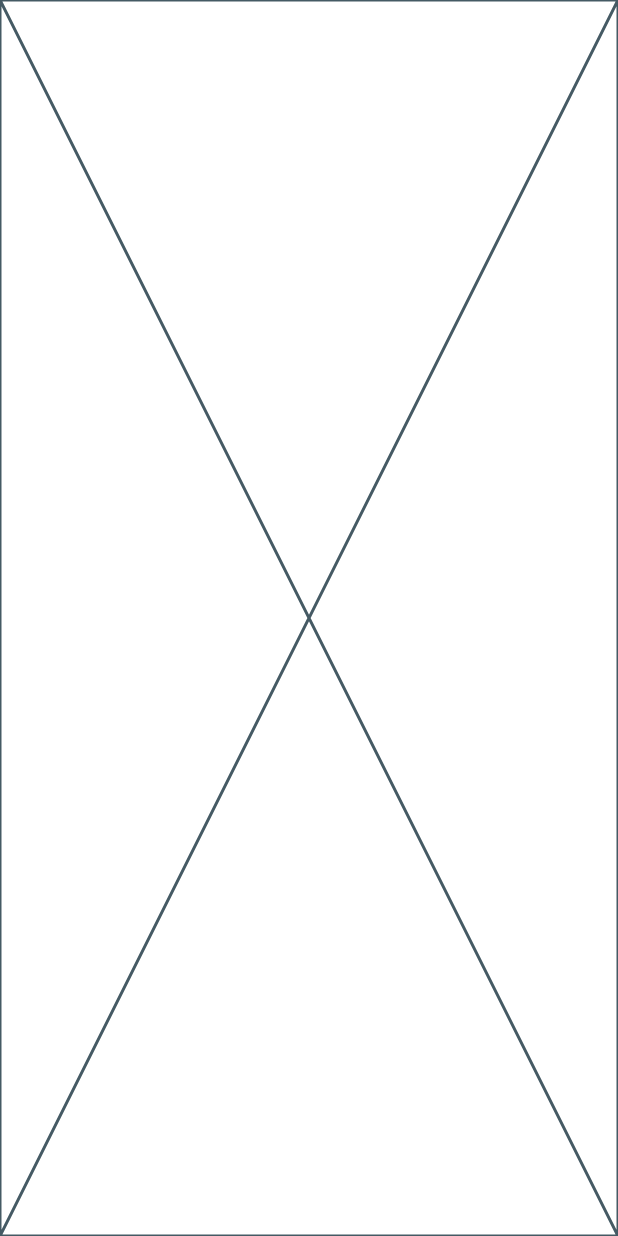
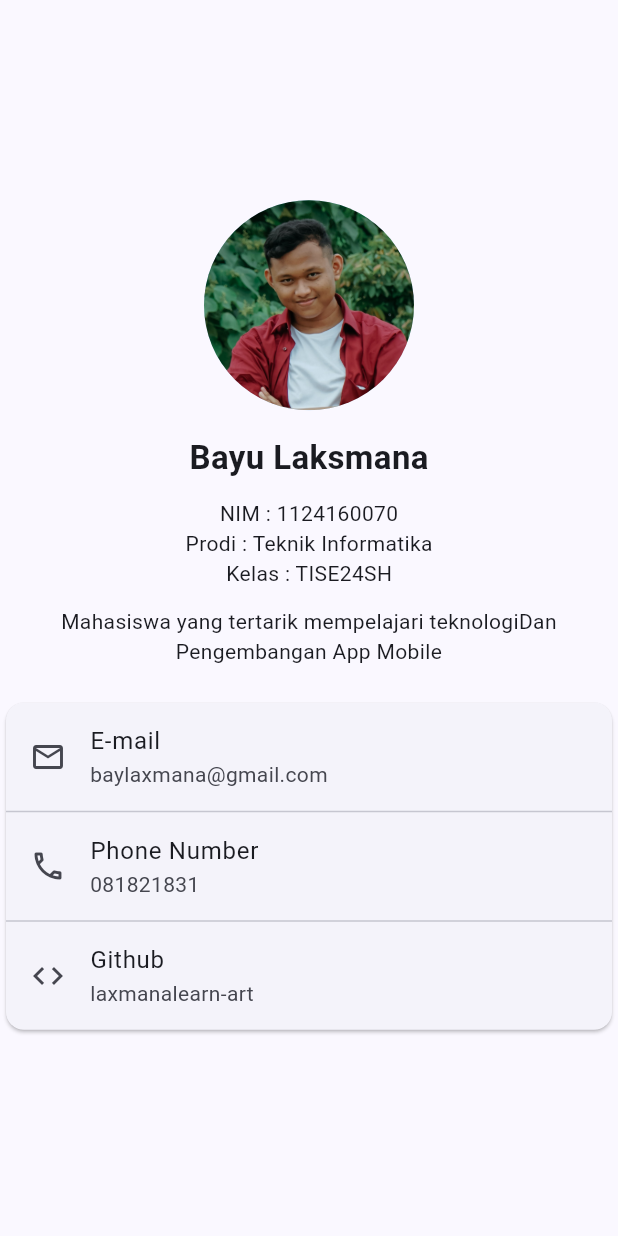
Before and after one commit to laxmanalearn-art/uts-pml-1124160070, a Flutter app: the screen it shows after launch, on a phone screen of 412 x 824 dp. Run offline on Flutter 3.47's test engine with Material 3 defaults, Android fonts, the phone set to English and light mode, and no system bars.

Commit message:
add : Membuat desain awal halaman profil

```diff
--- a/soal2_profil_app/lib/main.dart
+++ b/soal2_profil_app/lib/main.dart
@@ -1,4 +1,6 @@
 import 'package:flutter/material.dart';
+
+import 'screens/profile_page.dart';
 
 void main() {
   runApp(const MyApp());
@@ -40,17 +42,8 @@ class _MyAppState extends State<MyApp> {
           brightness: Brightness.dark,
         ),
       ),
-      themeMode: _themeMode,
+      themeMode: ThemeMode.system,
       home: const ProfilePage(),
     );
   }
 }
-
-class ProfilePage extends StatelessWidget {
-  const ProfilePage({super.key});
-
-  @override
-  Widget build(BuildContext context) {
-    return const Placeholder();
-  }
-}
--- a/soal2_profil_app/lib/screens/profile_page.dart
+++ b/soal2_profil_app/lib/screens/profile_page.dart
@@ -0,0 +1,63 @@
+import 'package:flutter/material.dart';
+
+class ProfilePage extends StatelessWidget {
+  const ProfilePage({super.key});
+
+  @override
+  Widget build(BuildContext context) {
+    return Scaffold(
+      body: Center(
+        child: Column(
+          mainAxisSize: MainAxisSize.min,
+          crossAxisAlignment: CrossAxisAlignment.center,
+          children: [
+            CircleAvatar(
+              radius: 70,
+              backgroundColor: Colors.blue.shade100,
+              backgroundImage: AssetImage('assets/images/profile.jpg'),
+            ),
+            const SizedBox(height: 16),
+            const Text(
+              'Bayu Laksmana',
+              style: TextStyle(fontSize: 22, fontWeight: FontWeight.bold),
+            ),
+            const SizedBox(height: 12),
+            const Text('NIM : 1124160070'),
+            const Text('Prodi : Teknik Informatika'),
+            const Text('Kelas : TISE24SH'),
+            const SizedBox(height: 12),
+            const Text(
+              'Mahasiswa yang tertarik mempelajari teknologi'
+              'Dan Pengembangan App Mobile',
+              textAlign: TextAlign.center,
+            ),
+            const SizedBox(height: 20),
+            Card(
+              child: Column(
+                children: [
+                  const ListTile(
+                    leading: Icon(Icons.email_outlined),
+                    title: Text('E-mail'),
+                    subtitle: Text('baylaxmana@gmail.com'),
+                  ),
+                  const Divider(height: 1),
+                  const ListTile(
+                    leading: Icon(Icons.phone_outlined),
+                    title: Text('Phone Number'),
+                    subtitle: Text('081821831'),
+                  ),
+                  const Divider(height: 1),
+                  const ListTile(
+                    leading: Icon(Icons.code),
+                    title: Text('Github'),
+                    subtitle: Text('laxmanalearn-art'),
+                  ),
+                ],
+              ),
+            ),
+          ],
+        ),
+      ),
+    );
+  }
+}
```
Also changed, not shown: soal2_profil_app/pubspec.yaml (+3 -4 lines), soal2_profil_app/assets/images/profile.jpg (added).
